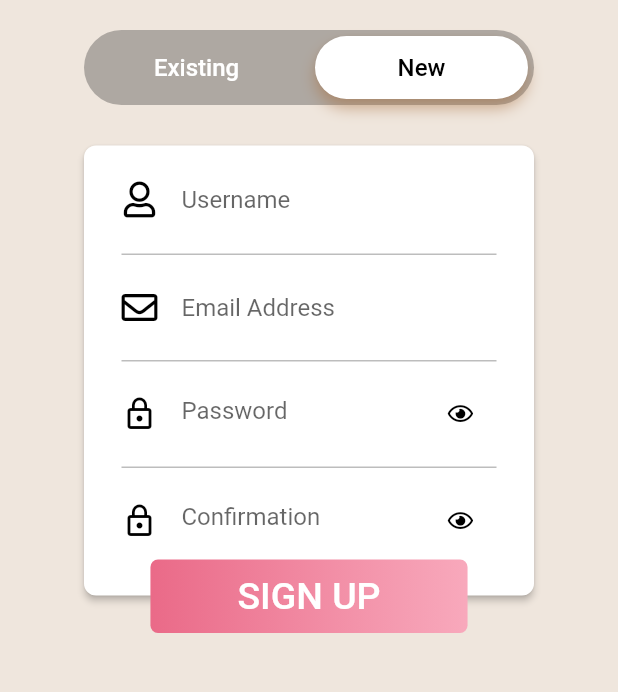
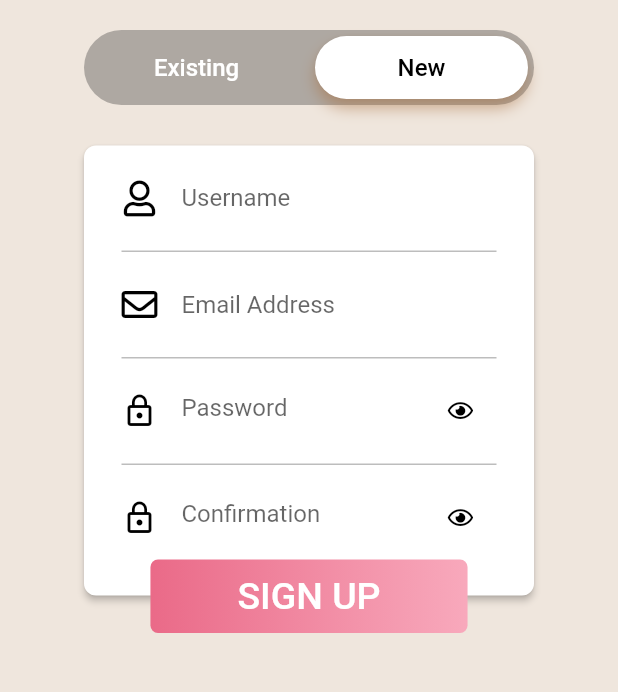
Before and after one commit to shagun25/SheHeroes, a Flutter app: the screen it shows after launch, swiped to page 2, on a phone screen of 412 x 824 dp, the part 465-1157 px from its top. Run offline on Flutter 3.47's test engine with Material 2 defaults, Android fonts, the phone set to English and light mode, and no system bars; drawn by our look-alikes of avatar_glow; our stand-ins replace animated_text_kit, assets_audio_player, camera, fancy_bottom_navigation, firebase_auth, firebase_core and 15 more; missing offline and left inert: align_positioned, animated_widgets, blobs, circle_list, esys_flutter_share, flash_animation and 8 more; accounts and stored records are empty; Roboto replaces fonts that are missing (Canterbury, WorkSansBold, WorkSansSemiBold); project files that could hold a hidden picture were left out.

Commit message:
Fixed the overflowed screen

```diff
--- a/lib/pages/login_page.dart
+++ b/lib/pages/login_page.dart
@@ -479,7 +479,8 @@ class _LoginPageState extends State<LoginPage>
   }
 
   Widget _buildSignUp(BuildContext context) {
-    return Container(
+    return SingleChildScrollView(
+      child: Container(
         padding: EdgeInsets.only(top: 23.0),
         child: Column(
           children: <Widget>[
@@ -501,7 +502,7 @@ class _LoginPageState extends State<LoginPage>
                         children: <Widget>[
                           Padding(
                             padding: EdgeInsets.only(
-                                top: 12.0, bottom: 12.0, left: 25.0, right: 25.0),
+                                top: 11.0, bottom: 11.0, left: 25.0, right: 25.0),
                             child: TextField(
                               focusNode: myFocusNodeName,
                               controller: signupNameController,
@@ -679,8 +680,8 @@ class _LoginPageState extends State<LoginPage>
             ),
           ],
         ),
-      )
-    ;
+      ),
+    );
   }
 
   void _onSignInButtonPress() {
```
Lines whose indentation alone changed are shown as unchanged.
